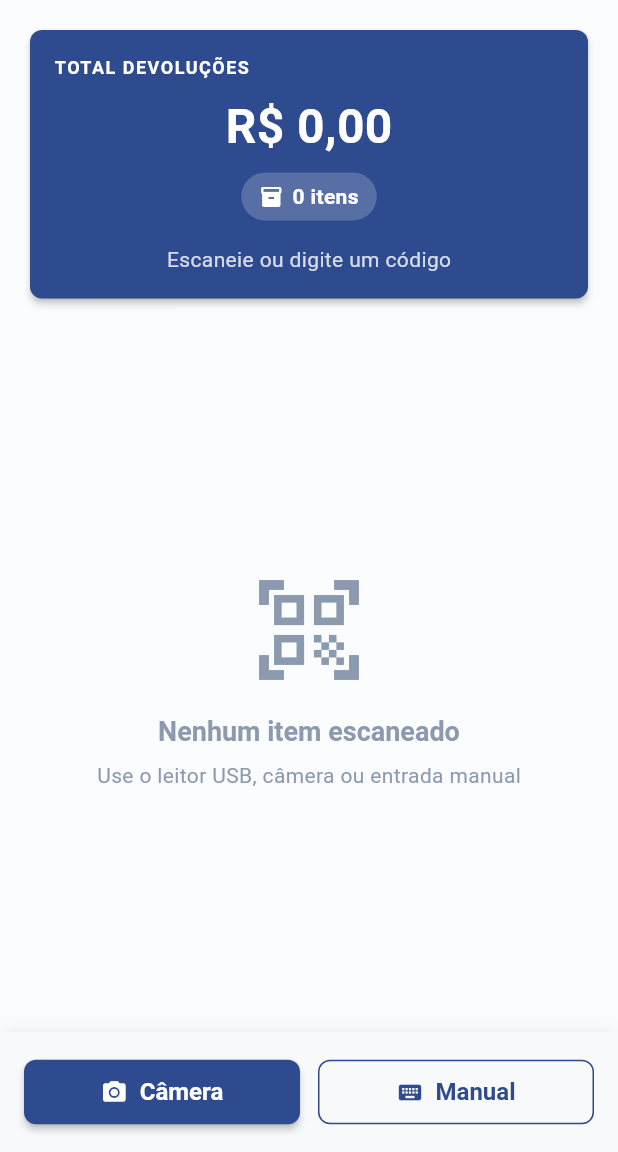
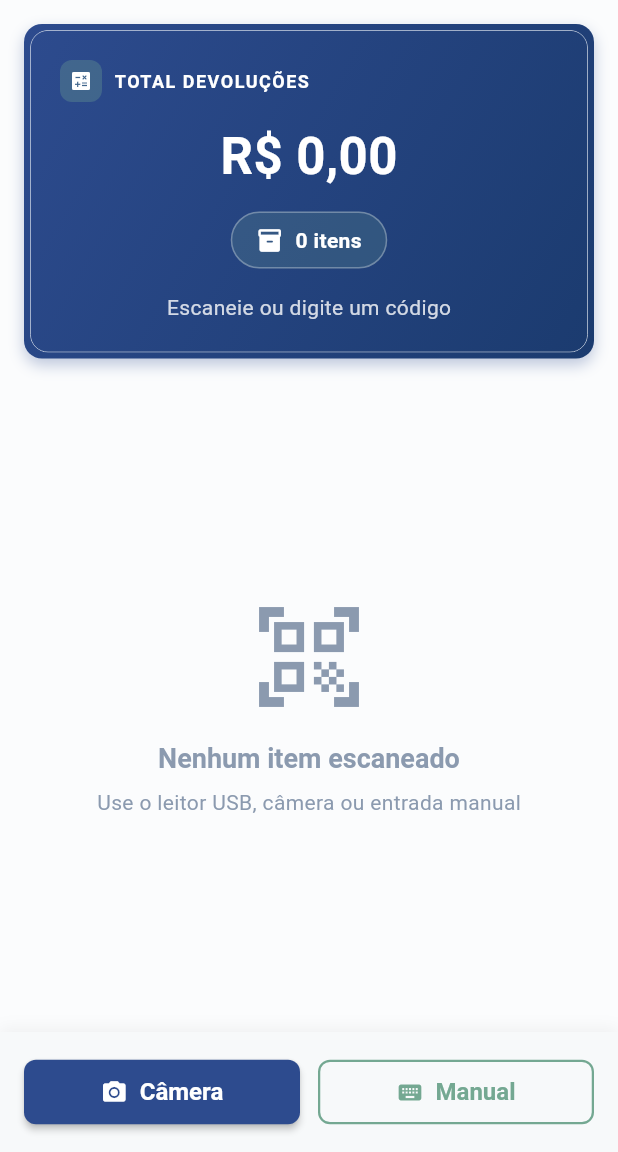
Before and after one commit to gabrielmaialva33/99-devolution-calculator, a Flutter app: the screen it shows after launch, on a phone screen of 412 x 824 dp, the part 84-1236 px from its top. Run offline on Flutter 3.47's test engine with Material 3 defaults, Android fonts, the phone set to English and light mode, and no system bars; our stand-ins replace audioplayers; missing offline and left inert: mobile_scanner.

Commit message:
refactor: Enhance UI with subtle personality and theme adjustments
This commit introduces several UI enhancements and theme adjustments to improve the visual appeal and user experience of the scanner feature.

**Key Changes:**

*   **`SimpleBarcodeCard.dart`:**
    *   **Enhanced Scan Method Icon:**
        *   Increased size of the scan method icon container (42x42).
        *   Applied a gradient background to the icon container based on the scan method color (`_getMethodColor`).
        *   Added a subtle shadow to the icon container.
        *   Rounded icon corners (10).
    *   **Updated Icons:**
        *   Used rounded versions of icons: `usb_rounded`, `camera_alt_rounded`, `keyboard_rounded`.
    *   **Method-Specific Colors:**
        *   Introduced `_getMethodColor()` to return a distinct color for each scan method:
            *   USB: `AppColors.primary` (Quantum Blue)
            *   Camera: `AppColors.secondary` (Digital Sage)
            *   Manual: `AppColors.accent` (Matrix Sage)

*   **`SimpleTotalSummary.dart`:**
    *   **Modernized Card Design:**
        *   Wrapped the `Card` in a `Container` with a `LinearGradient` background (using `AppColors.primary` and `AppColors.primaryDark`).
        *   Added a `BoxShadow` to the container for depth.
        *   Made the `Card` background transparent and removed its elevation.
        *   Increased padding to `EdgeInsets.all(20)`.
    *   **Refined Header:**
        *   Added a decorative icon (`Icons.calculate`) with a styled container next to the "TOTAL DEVOLUÇÕES" title.
        *   Increased spacing.
    *   **Enhanced Total Value Display:**
        *   Increased font size of the total value to 34.
    *   **Styled Item Count Display:**
        *   Increased padding and border radius (20) for the item count container.
        *   Added a subtle border (`Colors.white.withOpacity(0.3)`).
        *   Used `Icons.inventory_2_rounded`.

*   **`app_theme.dart`:**
    *   **Card Theme:**
        *   Reduced card `elevation` to 1.
        *   Set `shadowColor` to `AppColors.primary.withOpacity(0.1)`.
        *   Increased `borderRadius` to 12.
        *   Added a `BorderSide` with `AppColors.border` and width 0.5.
    *   **OutlinedButton Theme:**
        *   Changed `foregroundColor` to `AppColors.secondary`.
        *   Changed `side` color to `AppColors.secondary` and increased width to 1.5.

```diff
--- a/lib/core/theme/app_theme.dart
+++ b/lib/core/theme/app_theme.dart
@@ -34,12 +34,17 @@ class AppTheme {
       iconTheme: IconThemeData(color: Colors.white),
     ),
 
-    // Card Theme
+    // Card Theme - Subtle personality with colored borders
     cardTheme: CardThemeData(
       color: AppColors.backgroundCard,
-      elevation: 2,
+      elevation: 1,
+      shadowColor: AppColors.primary.withOpacity(0.1),
       shape: RoundedRectangleBorder(
-        borderRadius: BorderRadius.circular(8),
+        borderRadius: BorderRadius.circular(12),
+        side: BorderSide(
+          color: AppColors.border,
+          width: 0.5,
+        ),
       ),
       clipBehavior: Clip.antiAlias,
     ),
@@ -59,11 +64,11 @@ class AppTheme {
       ),
     ),
 
-    // Outlined Button Theme
+    // Outlined Button Theme - Secondary color for variety
     outlinedButtonTheme: OutlinedButtonThemeData(
       style: OutlinedButton.styleFrom(
-        foregroundColor: AppColors.primary,
-        side: const BorderSide(color: AppColors.primary, width: 1),
+        foregroundColor: AppColors.secondary,
+        side: const BorderSide(color: AppColors.secondary, width: 1.5),
         padding: const EdgeInsets.symmetric(horizontal: 24, vertical: 12),
         shape: RoundedRectangleBorder(borderRadius: BorderRadius.circular(8)),
         textStyle: const TextStyle(
--- a/lib/features/scanner/presentation/widgets/simple_total_summary.dart
+++ b/lib/features/scanner/presentation/widgets/simple_total_summary.dart
@@ -18,15 +18,50 @@ class SimpleTotalSummary extends StatelessWidget {
   Widget build(BuildContext context) {
     final formatter = NumberFormat.currency(locale: 'pt_BR', symbol: 'R\$');
 
-    return Card(
-      color: AppColors.primary,
+    return Container(
+      decoration: BoxDecoration(
+        gradient: LinearGradient(
+          begin: Alignment.topLeft,
+          end: Alignment.bottomRight,
+          colors: [
+            AppColors.primary,
+            AppColors.primaryDark,
+          ],
+        ),
+        borderRadius: BorderRadius.circular(12),
+        boxShadow: [
+          BoxShadow(
+            color: AppColors.primary.withOpacity(0.3),
+            blurRadius: 8,
+            offset: const Offset(0, 4),
+          ),
+        ],
+      ),
+      child: Card(
+        color: Colors.transparent,
+        elevation: 0,
         child: Padding(
-        padding: const EdgeInsets.all(16),
+          padding: const EdgeInsets.all(20),
           child: Column(
             children: [
               Row(
                 mainAxisAlignment: MainAxisAlignment.spaceBetween,
                 children: [
+                  Row(
+                    children: [
+                      Container(
+                        padding: const EdgeInsets.all(6),
+                        decoration: BoxDecoration(
+                          color: AppColors.secondary.withOpacity(0.3),
+                          borderRadius: BorderRadius.circular(8),
+                        ),
+                        child: const Icon(
+                          Icons.calculate,
+                          size: 16,
+                          color: Colors.white,
+                        ),
+                      ),
+                      const SizedBox(width: 8),
                       const Text(
                         'TOTAL DEVOLUÇÕES',
                         style: TextStyle(
@@ -36,6 +71,8 @@ class SimpleTotalSummary extends StatelessWidget {
                           letterSpacing: 1,
                         ),
                       ),
+                    ],
+                  ),
                   if (itemCount > 0)
                     IconButton(
                       onPressed: onClear,
@@ -44,34 +81,38 @@ class SimpleTotalSummary extends StatelessWidget {
                     ),
                 ],
               ),
-            const SizedBox(height: 8),
+              const SizedBox(height: 12),
 
               Text(
                 formatter.format(totalValue),
                 style: const TextStyle(
                   color: Colors.white,
-                fontSize: 32,
+                  fontSize: 34,
                   fontWeight: FontWeight.bold,
                 ),
               ),
 
-            const SizedBox(height: 8),
+              const SizedBox(height: 12),
 
               Container(
-              padding: const EdgeInsets.symmetric(horizontal: 12, vertical: 6),
+                padding: const EdgeInsets.symmetric(horizontal: 16, vertical: 8),
                 decoration: BoxDecoration(
-                color: Colors.white.withOpacity(0.2),
-                borderRadius: BorderRadius.circular(16),
+                  color: AppColors.secondary.withOpacity(0.2),
+                  borderRadius: BorderRadius.circular(20),
+                  border: Border.all(
+                    color: Colors.white.withOpacity(0.3),
+                    width: 1,
+                  ),
                 ),
                 child: Row(
                   mainAxisSize: MainAxisSize.min,
                   children: [
                     const Icon(
-                    Icons.inventory_2,
-                    size: 16,
+                      Icons.inventory_2_rounded,
+                      size: 18,
                       color: Colors.white,
                     ),
-                  const SizedBox(width: 6),
+                    const SizedBox(width: 8),
                     Text(
                       '$itemCount ${itemCount == 1 ? 'item' : 'itens'}',
                       style: const TextStyle(
@@ -97,6 +138,7 @@ class SimpleTotalSummary extends StatelessWidget {
             ],
           ),
         ),
+      ),
     );
   }
 }
```
Also changed, not shown: lib/features/scanner/presentation/widgets/simple_barcode_card.dart (+33 -8 lines). Lines whose indentation alone changed are shown as unchanged.
